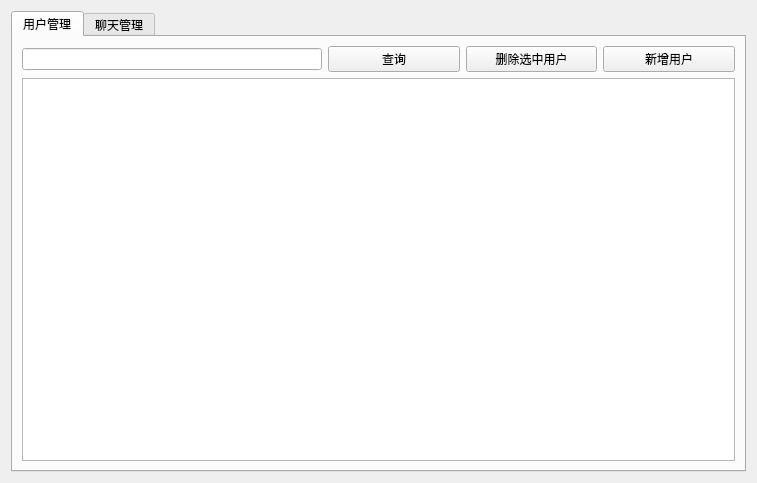
Before: the Qt Designer form server/src/adminmanagement.ui in omigeft/QTChatroom, drawn with Qt 5.
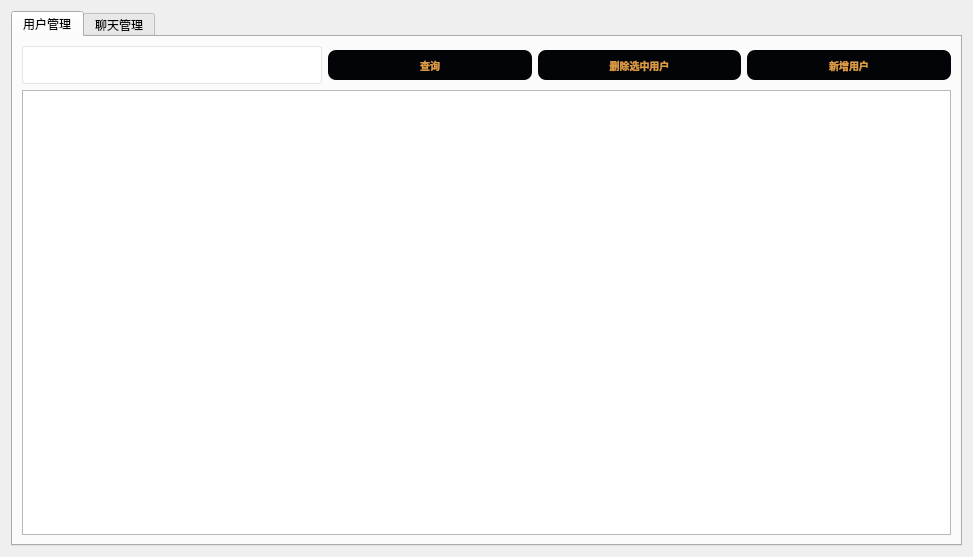
After: the same form once the commit is applied. Icons and pictures are not drawn.

What changed in the file:
```diff
--- a/server/src/adminmanagement.ui
+++ b/server/src/adminmanagement.ui
@@ -6,13 +6,51 @@
    <rect>
     <x>0</x>
     <y>0</y>
-    <width>757</width>
-    <height>483</height>
+    <width>973</width>
+    <height>557</height>
    </rect>
   </property>
+  <property name="minimumSize">
+   <size>
+    <width>960</width>
+    <height>0</height>
+   </size>
+  </property>
   <property name="windowTitle">
    <string>管理界面</string>
   </property>
+  <property name="windowIcon">
+   <iconset resource="res.qrc">
+    <normaloff>:/icon/manage.ico</normaloff>:/icon/manage.ico</iconset>
+  </property>
+  <property name="styleSheet">
+   <string notr="true">QPushButton {
+background-color:#030408;
+color:#db9a45;
+font-size: 10px;
+font:10pt &quot;Microsoft YaHei UI&quot;;
+border-radius:8px;
+font-weight:700;
+height:30px;
+width: 100%;
+}
+QPushButton:hover {
+background-color: #383a3e;
+}
+QLineEdit{
+border: 1px solid rgb(41, 57, 85);
+border-radius: 3px;
+border-color:#dcdee0;
+height:36px;
+background: white;
+padding-left: 12px;
+padding-right: 12px;
+border-color:#e4e5eb;
+}
+QLineEdit:hover {
+border-color: #db9a45;
+}</string>
+  </property>
   <layout class="QVBoxLayout" name="verticalLayout">
    <item>
     <widget class="QTabWidget" name="tabWidget">
```
Left out of the diff: 5 changed lines with no effect on the pictures.
